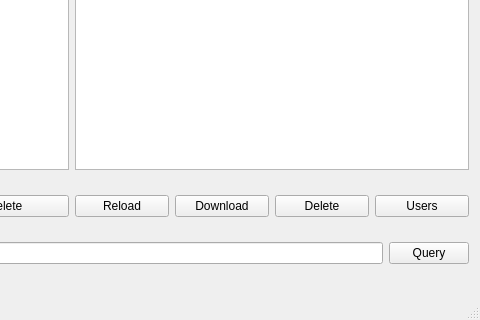
This is HaiBeiDanCiManager/mainwindow.ui in HuangHuafeng/repeat as Qt 5 draws it before an edit; both pictures show x 337 to 817 and y 160 to 480 of the 817 by 480 pixel window. The edited form follows.
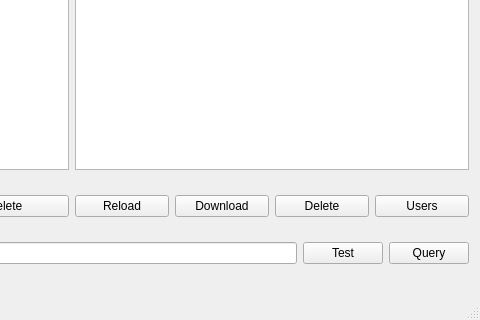
This is the edited form.

Patch:
```diff
--- a/HaiBeiDanCiManager/mainwindow.ui
+++ b/HaiBeiDanCiManager/mainwindow.ui
@@ -308,6 +308,13 @@
       <item>
        <widget class="QLineEdit" name="lineEdit"/>
       </item>
+      <item>
+       <widget class="QPushButton" name="pbTest">
+        <property name="text">
+         <string>Test</string>
+        </property>
+       </widget>
+      </item>
       <item>
        <widget class="QPushButton" name="pushButton">
         <property name="text">
```
